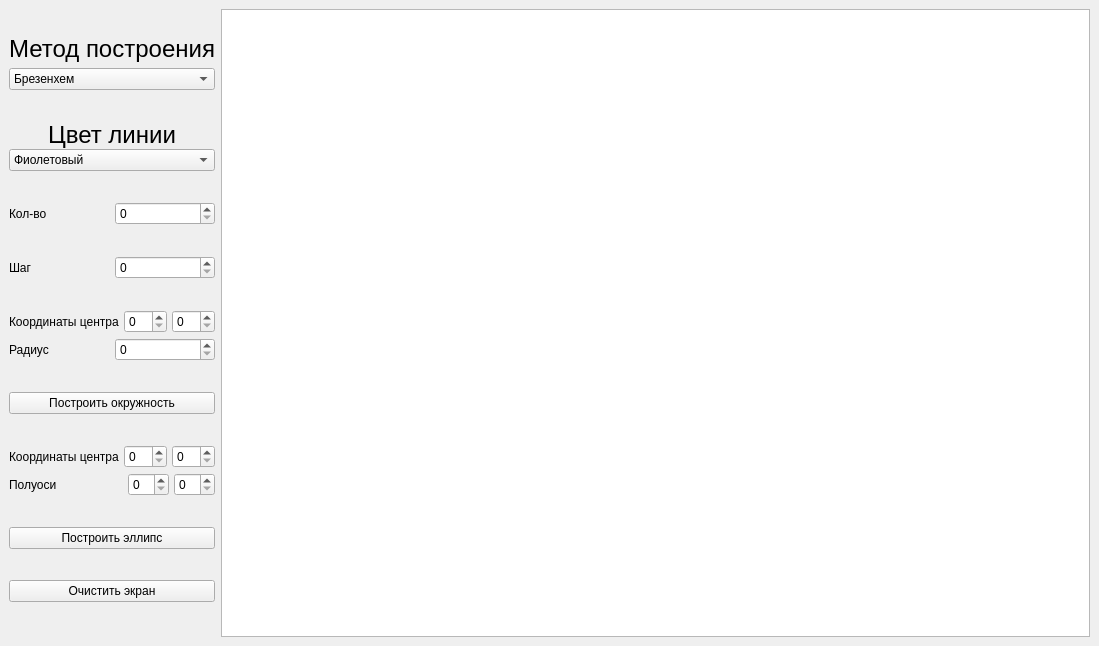
Before: the Qt Designer form lab_04/src/ui/mainwindow.ui in Pangolierchick/IU7-Computer-Graphics, drawn with Qt 5.
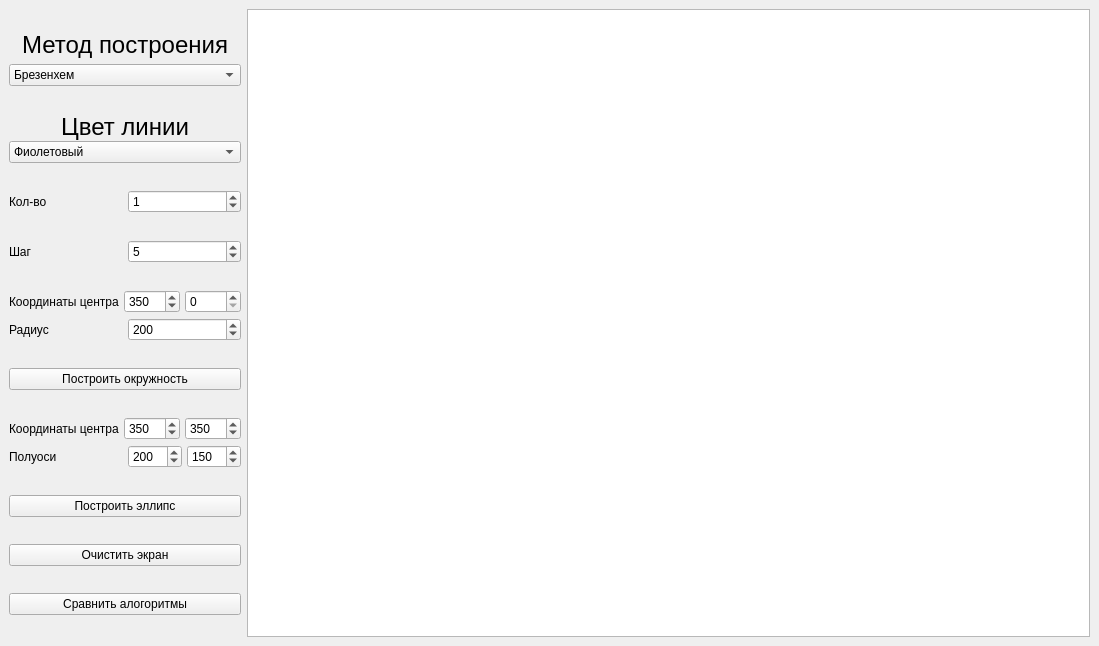
After: the same form once the commit is applied.

```diff
--- a/lab_04/src/ui/mainwindow.ui
+++ b/lab_04/src/ui/mainwindow.ui
@@ -181,7 +181,11 @@
          </widget>
         </item>
         <item>
-         <widget class="QSpinBox" name="spinBox"/>
+         <widget class="QSpinBox" name="circle_num_box">
+          <property name="value">
+           <number>1</number>
+          </property>
+         </widget>
         </item>
        </layout>
       </item>
@@ -195,7 +199,14 @@
          </widget>
         </item>
         <item>
-         <widget class="QSpinBox" name="spinBox_2"/>
+         <widget class="QSpinBox" name="circle_step_box">
+          <property name="maximum">
+           <number>500</number>
+          </property>
+          <property name="value">
+           <number>5</number>
+          </property>
+         </widget>
         </item>
        </layout>
       </item>
@@ -211,10 +222,24 @@
            </widget>
           </item>
           <item>
-           <widget class="QSpinBox" name="spinBox_3"/>
+           <widget class="QSpinBox" name="circle_center_x">
+            <property name="maximum">
+             <number>1000</number>
+            </property>
+            <property name="value">
+             <number>350</number>
+            </property>
+           </widget>
           </item>
           <item>
-           <widget class="QSpinBox" name="spinBox_4"/>
+           <widget class="QSpinBox" name="circle_center_y">
+            <property name="maximum">
+             <number>1000</number>
+            </property>
+            <property name="singleStep">
+             <number>350</number>
+            </property>
+           </widget>
           </item>
          </layout>
         </item>
@@ -228,7 +253,14 @@
            </widget>
           </item>
           <item>
-           <widget class="QSpinBox" name="spinBox_5"/>
+           <widget class="QSpinBox" name="circle_radius">
+            <property name="maximum">
+             <number>1000</number>
+            </property>
+            <property name="value">
+             <number>200</number>
+            </property>
+           </widget>
           </item>
          </layout>
         </item>
@@ -253,10 +285,24 @@
            </widget>
           </item>
           <item>
-           <widget class="QSpinBox" name="spinBox_6"/>
+           <widget class="QSpinBox" name="ellipse_center_x">
+            <property name="maximum">
+             <number>1000</number>
+            </property>
+            <property name="value">
+             <number>350</number>
+            </property>
+           </widget>
           </item>
           <item>
-           <widget class="QSpinBox" name="spinBox_7"/>
+           <widget class="QSpinBox" name="ellipse_center_y">
+            <property name="maximum">
+             <number>1000</number>
+            </property>
+            <property name="value">
+             <number>350</number>
+            </property>
+           </widget>
           </item>
          </layout>
         </item>
@@ -270,10 +316,24 @@
            </widget>
           </item>
           <item>
-           <widget class="QSpinBox" name="spinBox_9"/>
+           <widget class="QSpinBox" name="ellipse_halfax_x">
+            <property name="maximum">
+             <number>1000</number>
+            </property>
+            <property name="value">
+             <number>200</number>
+            </property>
+           </widget>
           </item>
           <item>
-           <widget class="QSpinBox" name="spinBox_8"/>
+           <widget class="QSpinBox" name="ellipse_halfax_y">
+            <property name="maximum">
+             <number>1000</number>
+            </property>
+            <property name="value">
+             <number>150</number>
+            </property>
+           </widget>
           </item>
          </layout>
         </item>
@@ -293,6 +353,13 @@
         </property>
        </widget>
       </item>
+      <item>
+       <widget class="QPushButton" name="do_benchmarks_btn">
+        <property name="text">
+         <string>Сравнить алогоритмы</string>
+        </property>
+       </widget>
+      </item>
      </layout>
     </item>
     <item>
```
Left out of the diff: 6 changed lines with no effect on the pictures.
